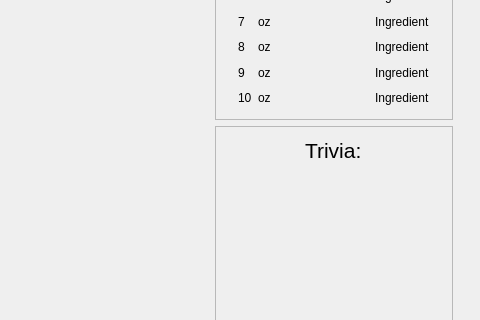
First picture: the form in mainwindow.ui, repository wintersca/bartender, before the edit; both pictures show x 888 to 1368 and y 365 to 685 of the 1368 by 792 pixel window.
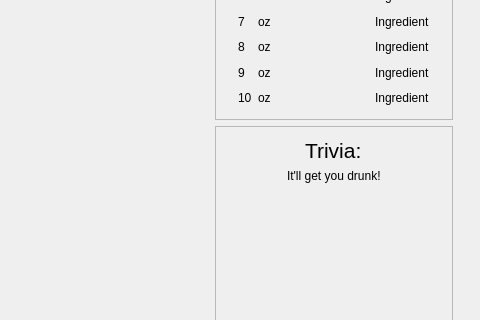
Second picture: the form after the edit.

Commit message: All information about a drink is properly displayed.

```diff
--- a/mainwindow.ui
+++ b/mainwindow.ui
@@ -563,7 +563,7 @@
          </property>
          <layout class="QVBoxLayout" name="verticalLayout_3">
           <item alignment="Qt::AlignHCenter|Qt::AlignTop">
-           <widget class="QLabel" name="triviaLabel">
+           <widget class="QLabel" name="label_4">
             <property name="sizePolicy">
              <sizepolicy hsizetype="Preferred" vsizetype="Fixed">
               <horstretch>0</horstretch>
@@ -586,6 +586,13 @@
             </property>
            </widget>
           </item>
+          <item alignment="Qt::AlignHCenter|Qt::AlignTop">
+           <widget class="QLabel" name="triviaLabel">
+            <property name="text">
+             <string>It'll get you drunk!</string>
+            </property>
+           </widget>
+          </item>
           <item>
            <spacer name="verticalSpacer">
             <property name="orientation">
```
The commit also changes 1 other file.
